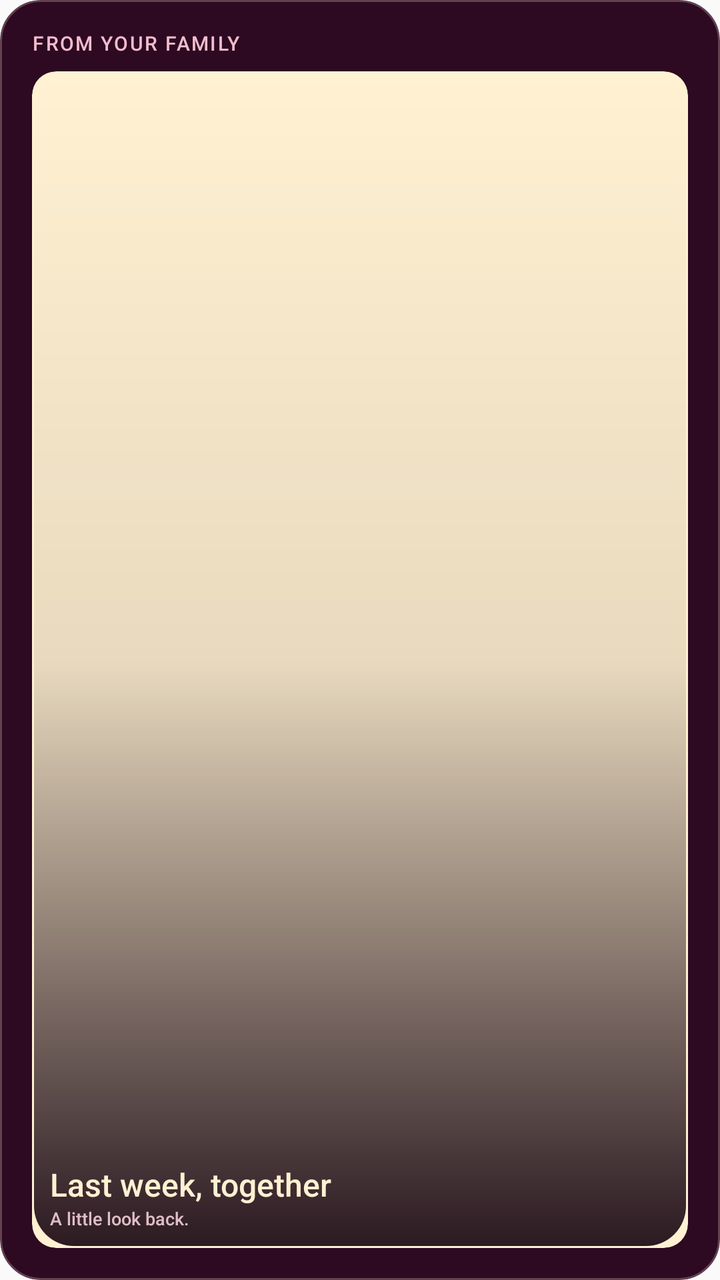
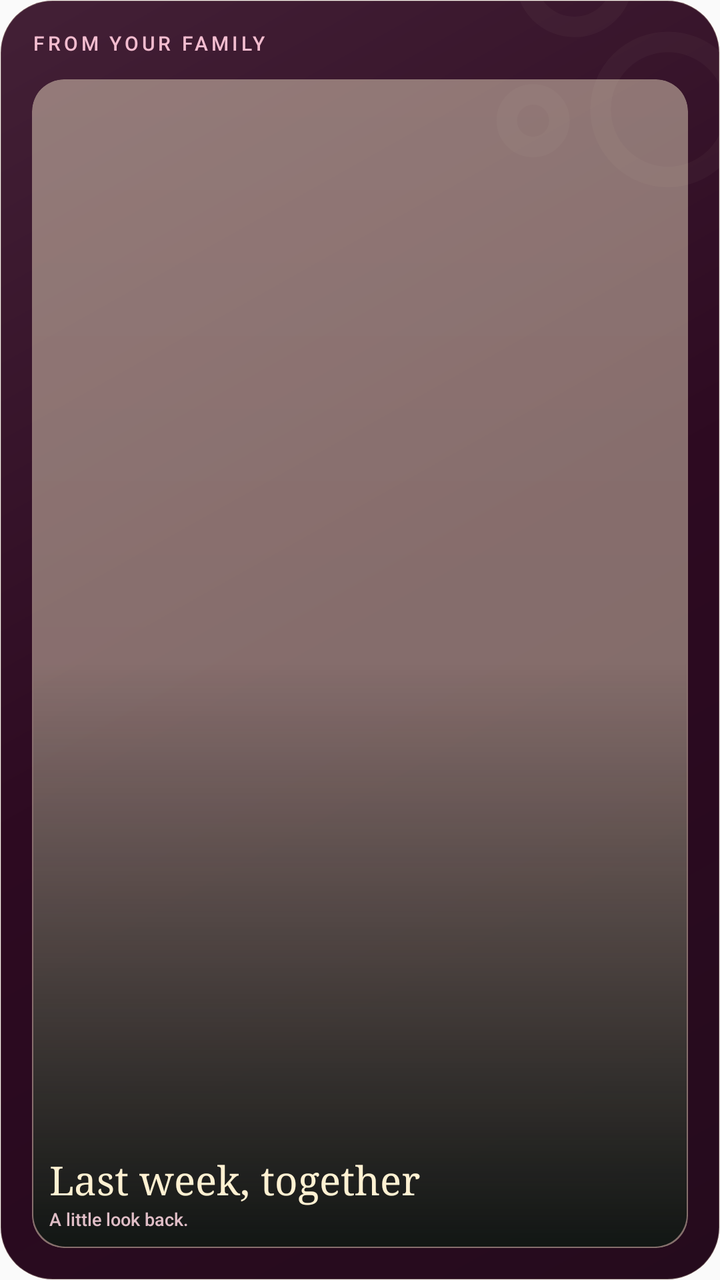

Two renders of the same Android screen: before a commit and after it. Below are the layout's source before the change and the commit's diff.
<!-- AndroidManifest.xml: application theme AppTheme -->
<!-- res/layout/bubble_widget_media.xml -->
<?xml version="1.0" encoding="utf-8"?>
<FrameLayout xmlns:android="http://schemas.android.com/apk/res/android"
    android:id="@+id/bubble_widget_root"
    android:layout_width="match_parent"
    android:layout_height="match_parent">

    <FrameLayout
        android:id="@+id/bubble_widget_card"
        android:layout_width="match_parent"
        android:layout_height="match_parent"
        android:background="@drawable/bubble_widget_card_plum"
        android:clipToOutline="true">

        <LinearLayout
            android:id="@+id/bubble_widget_media_scrim"
            android:layout_width="match_parent"
            android:layout_height="match_parent"
            android:orientation="vertical"
            android:padding="16dp">

            
            <TextView
                android:id="@+id/bubble_widget_width_driver"
                android:layout_width="wrap_content"
                android:layout_height="0dp"
                android:importantForAccessibility="no"
                android:visibility="invisible" />

            <TextView
                android:id="@+id/bubble_widget_eyebrow"
                android:layout_width="match_parent"
                android:layout_height="wrap_content"
                android:ellipsize="end"
                android:fontFamily="sans-serif-medium"
                android:includeFontPadding="false"
                android:letterSpacing="0.08"
                android:maxLines="1"
                android:text="FROM YOUR FAMILY"
                android:textAllCaps="true"
                android:textColor="#F3BCCF"
                android:textSize="10sp" />

            <FrameLayout
                android:id="@+id/bubble_widget_photo_frame"
                android:layout_width="match_parent"
                android:layout_height="0dp"
                android:layout_marginTop="8dp"
                android:layout_weight="1"
                android:background="@drawable/bubble_widget_photo_frame"
                android:clipToOutline="true"
                android:padding="1dp">

                <ImageView
                    android:id="@+id/bubble_widget_thumbnail"
                    android:layout_width="match_parent"
                    android:layout_height="match_parent"
                    android:contentDescription="@null"
                    android:importantForAccessibility="no"
                    android:scaleType="centerCrop" />

                <LinearLayout
                    android:id="@+id/bubble_widget_photo_caption"
                    android:layout_width="match_parent"
                    android:layout_height="match_parent"
                    android:background="@drawable/bubble_widget_media_scrim"
                    android:gravity="bottom"
                    android:orientation="vertical"
                    android:padding="8dp">

                    <TextView
                        android:id="@+id/bubble_widget_title"
                        android:layout_width="match_parent"
                        android:layout_height="wrap_content"
                        android:ellipsize="end"
                        android:fontFamily="sans-serif-medium"
                        android:includeFontPadding="false"
                        android:maxLines="2"
                        android:text="Last week, together"
                        android:textColor="#FFF1D2"
                        android:textSize="16sp" />

                    <TextView
                        android:id="@+id/bubble_widget_subtitle"
                        android:layout_width="match_parent"
                        android:layout_height="wrap_content"
                        android:layout_marginTop="2dp"
                        android:ellipsize="end"
                        android:fontFamily="sans-serif-medium"
                        android:includeFontPadding="false"
                        android:maxLines="1"
                        android:text="A little look back."
                        android:textColor="#E0BEC7"
                        android:textSize="9sp" />
                </LinearLayout>

                <TextView
                    android:id="@+id/bubble_widget_play"
                    android:layout_width="30dp"
                    android:layout_height="30dp"
                    android:layout_gravity="top|end"
                    android:layout_marginTop="7dp"
                    android:layout_marginEnd="7dp"
                    android:background="@drawable/bubble_widget_play_plum"
                    android:fontFamily="sans-serif-medium"
                    android:gravity="center"
                    android:importantForAccessibility="no"
                    android:includeFontPadding="false"
                    android:text="▶"
                    android:textColor="#351127"
                    android:textSize="11sp"
                    android:textStyle="bold"
                    android:visibility="gone" />
            </FrameLayout>
        </LinearLayout>

        <TextView
            android:id="@+id/bubble_widget_page_position"
            android:layout_width="wrap_content"
            android:layout_height="wrap_content"
            android:layout_gravity="bottom|center_horizontal"
            android:layout_marginBottom="13dp"
            android:fontFamily="sans-serif-medium"
            android:includeFontPadding="false"
            android:maxLines="1"
            android:textColor="#E0BEC7"
            android:textSize="9sp"
            android:visibility="gone" />
    </FrameLayout>
</FrameLayout>
<!-- resources referenced by this layout -->
<resources>
  <!-- drawable bubble_widget_card_plum (drawable) -->
  <?xml version="1.0" encoding="utf-8"?>
  <shape xmlns:android="http://schemas.android.com/apk/res/android" android:shape="rectangle">
      <solid android:color="#2D0A21" />
      <stroke android:width="1dp" android:color="#624050" />
      <corners android:radius="20dp" />
  </shape>
  <!-- drawable bubble_widget_media_scrim (drawable) -->
  <?xml version="1.0" encoding="utf-8"?>
  <shape xmlns:android="http://schemas.android.com/apk/res/android" android:shape="rectangle">
      <gradient
          android:angle="270"
          android:startColor="#0016040F"
          android:centerColor="#1816040F"
          android:endColor="#E816040F" />
      <corners android:radius="20dp" />
  </shape>
  <!-- drawable bubble_widget_photo_frame (drawable) -->
  <?xml version="1.0" encoding="utf-8"?>
  <shape xmlns:android="http://schemas.android.com/apk/res/android" android:shape="rectangle">
      <solid android:color="#FFF1D2" />
      <corners android:radius="12dp" />
  </shape>
  <!-- drawable bubble_widget_play_plum (drawable) -->
  <?xml version="1.0" encoding="utf-8"?>
  <shape xmlns:android="http://schemas.android.com/apk/res/android" android:shape="oval">
      <solid android:color="#F3BCD0" />
      <stroke android:width="2dp" android:color="#FFF1D2" />
  </shape>
  <style name="AppTheme" parent="Theme.AppCompat.Light.DarkActionBar">
          <item name="colorPrimary">@color/colorPrimary</item>
          <item name="colorPrimaryDark">@color/colorPrimaryDark</item>
          <item name="colorAccent">@color/colorAccent</item>
      </style>
  <color name="colorPrimary">#240918</color>
  <color name="colorPrimaryDark">#180611</color>
  <color name="colorAccent">#FFF1D2</color>
</resources>

<!-- the commit's change to res/layout/bubble_widget_media.xml (unified diff, before → after) -->
@@ -10,6 +10,11 @@
         android:layout_height="match_parent"
         android:background="@drawable/bubble_widget_card_plum"
         android:clipToOutline="true">
+
+        <ImageView android:layout_width="150dp" android:layout_height="150dp"
+            android:layout_gravity="top|end" android:layout_marginTop="-45dp"
+            android:layout_marginEnd="-25dp" android:alpha="0.035"
+            android:src="@drawable/bubble_widget_signature" android:importantForAccessibility="no" />
 
         <LinearLayout
             android:id="@+id/bubble_widget_media_scrim"
@@ -33,7 +38,7 @@
                 android:ellipsize="end"
                 android:fontFamily="sans-serif-medium"
                 android:includeFontPadding="false"
-                android:letterSpacing="0.08"
+                android:letterSpacing="0.16"
                 android:maxLines="1"
                 android:text="FROM YOUR FAMILY"
                 android:textAllCaps="true"
@@ -44,11 +49,11 @@
                 android:id="@+id/bubble_widget_photo_frame"
                 android:layout_width="match_parent"
                 android:layout_height="0dp"
-                android:layout_marginTop="8dp"
+                android:layout_marginTop="12dp"
                 android:layout_weight="1"
                 android:background="@drawable/bubble_widget_photo_frame"
                 android:clipToOutline="true"
-                android:padding="1dp">
+                android:padding="0.7dp">
 
                 <ImageView
                     android:id="@+id/bubble_widget_thumbnail"
@@ -72,12 +77,12 @@
                         android:layout_width="match_parent"
                         android:layout_height="wrap_content"
                         android:ellipsize="end"
-                        android:fontFamily="sans-serif-medium"
+                        android:fontFamily="serif"
                         android:includeFontPadding="false"
                         android:maxLines="2"
                         android:text="Last week, together"
                         android:textColor="#FFF1D2"
-                        android:textSize="16sp" />
+                        android:textSize="20sp" />
 
                     <TextView
                         android:id="@+id/bubble_widget_subtitle"
<!-- resource entries referenced after the edit -->
@@ -3,25 +3,25 @@
   <!-- drawable bubble_widget_card_plum (drawable) -->
   <?xml version="1.0" encoding="utf-8"?>
   <shape xmlns:android="http://schemas.android.com/apk/res/android" android:shape="rectangle">
-      <solid android:color="#2D0A21" />
-      <stroke android:width="1dp" android:color="#624050" />
-      <corners android:radius="20dp" />
+      <gradient android:angle="315" android:startColor="#432036" android:centerColor="#2D0A21" android:endColor="#250B1D" />
+      <stroke android:width="0.7dp" android:color="#38FFF1D2" />
+      <corners android:radius="26dp" />
   </shape>
   <!-- drawable bubble_widget_media_scrim (drawable) -->
   <?xml version="1.0" encoding="utf-8"?>
   <shape xmlns:android="http://schemas.android.com/apk/res/android" android:shape="rectangle">
       <gradient
           android:angle="270"
-          android:startColor="#0016040F"
-          android:centerColor="#1816040F"
-          android:endColor="#E816040F" />
-      <corners android:radius="20dp" />
+          android:startColor="#00000000"
+          android:centerColor="#08000000"
+          android:endColor="#EB080E0C" />
+      <corners android:radius="16dp" />
   </shape>
   <!-- drawable bubble_widget_photo_frame (drawable) -->
   <?xml version="1.0" encoding="utf-8"?>
   <shape xmlns:android="http://schemas.android.com/apk/res/android" android:shape="rectangle">
-      <solid android:color="#FFF1D2" />
-      <corners android:radius="12dp" />
+      <solid android:color="#70FFF1D2" />
+      <corners android:radius="16dp" />
   </shape>
   <!-- drawable bubble_widget_play_plum (drawable) -->
   <?xml version="1.0" encoding="utf-8"?>
@@ -29,6 +29,13 @@
       <solid android:color="#F3BCD0" />
       <stroke android:width="2dp" android:color="#FFF1D2" />
   </shape>
+  <!-- drawable bubble_widget_signature (drawable) -->
+  <?xml version="1.0" encoding="utf-8"?>
+  <vector xmlns:android="http://schemas.android.com/apk/res/android"
+      android:width="80dp" android:height="80dp" android:viewportWidth="80" android:viewportHeight="80">
+      <path android:fillColor="@android:color/transparent" android:strokeColor="#FFF1D2"
+          android:strokeWidth="5.5" android:pathData="M28,5 A13,13 0,1 1,27.99,31 A13,13 0,1 1,28,5 M58,5 A8,8 0,1 1,57.99,21 A8,8 0,1 1,58,5 M53,35 A18,18 0,1 1,52.99,71 A18,18 0,1 1,53,35 M17,49 A7,7 0,1 1,16.99,63 A7,7 0,1 1,17,49" />
+  </vector>
   <style name="AppTheme" parent="Theme.AppCompat.Light.DarkActionBar">
           <item name="colorPrimary">@color/colorPrimary</item>
           <item name="colorPrimaryDark">@color/colorPrimaryDark</item>
